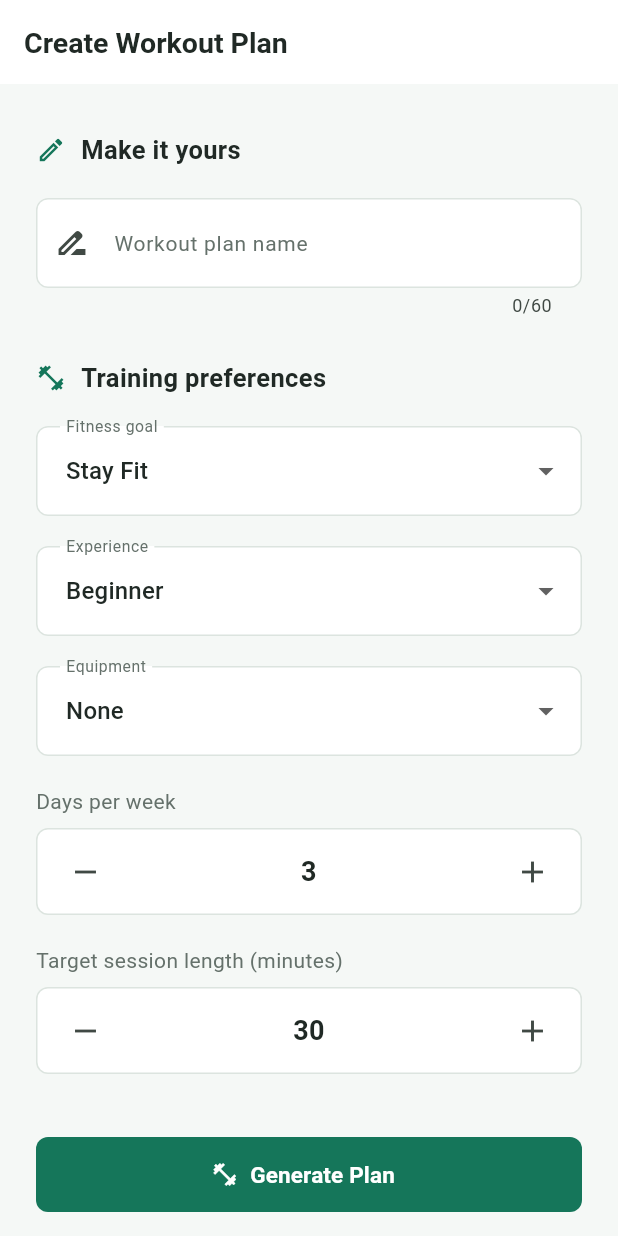
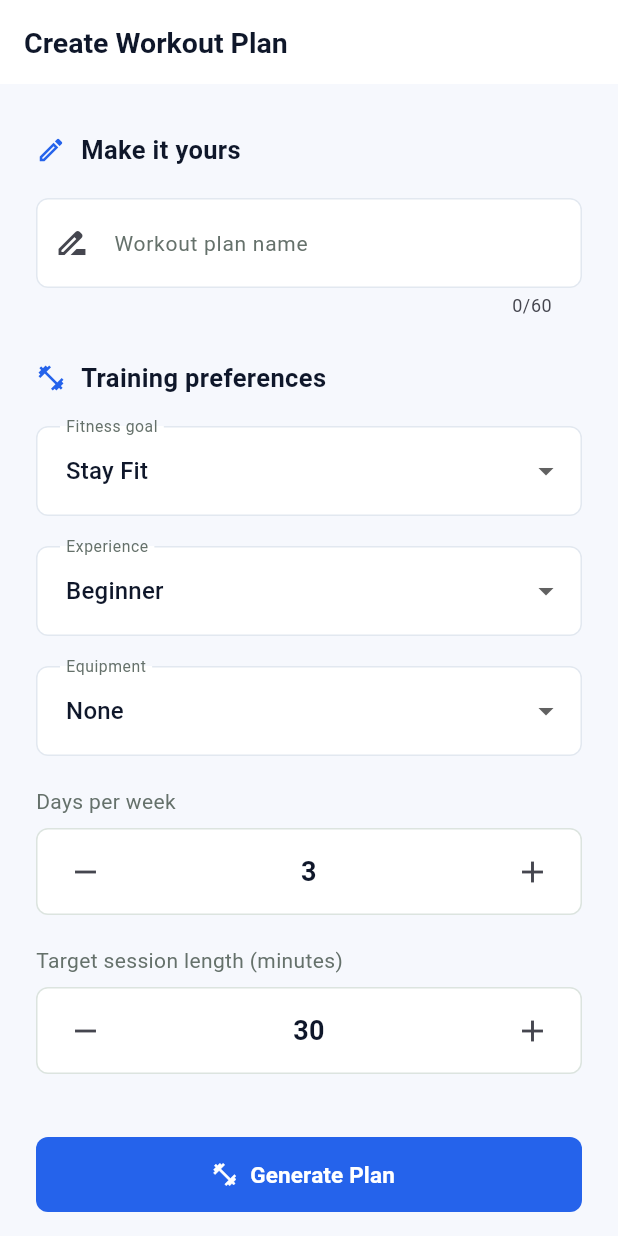
Before and after one commit to umeshanethmi/FitStart-Mobile-App, a Flutter app: the CreateAiPlanScreen widget shown alone on an empty page, opened directly, on a phone screen of 412 x 824 dp. Run offline on Flutter 3.47's test engine with Material 3 defaults, Android fonts, the light colour scheme and no system bars; our stand-ins replace cloud_firestore, firebase_auth, firebase_core, flutter_local_notifications, google_sign_in, timezone; missing offline and left inert: dart:js_interop; accounts and stored records are empty; network calls fail.

Commit message:
Add main navigation and refresh workout planning UI

```diff
--- a/lib/screens/ai_workout_plan_screen.dart
+++ b/lib/screens/ai_workout_plan_screen.dart
@@ -83,6 +83,7 @@ class _AiWorkoutPlanScreenState extends State<AiWorkoutPlanScreen> {
   Widget build(BuildContext context) {
     return WorkoutPage(
       title: 'My Workout Plans',
+      planningStyle: true,
       actions: [
         IconButton(
           tooltip: 'Create Workout Plan',
@@ -211,7 +212,7 @@ class WorkoutPlanDetails extends StatelessWidget {
       clipBehavior: Clip.antiAlias,
       shape: RoundedRectangleBorder(
         borderRadius: BorderRadius.circular(8),
-        side: const BorderSide(color: WorkoutPage.line),
+        side: const BorderSide(color: WorkoutPage.planningLine),
       ),
       child: ExpansionTile(
         shape: const Border(),
@@ -266,7 +267,7 @@ class WorkoutPlanDetails extends StatelessWidget {
                     Text(
                       '${preferences['goal']}',
                       style: const TextStyle(
-                        color: WorkoutPage.green,
+                        color: WorkoutPage.blue,
                         fontWeight: FontWeight.w600,
                       ),
                     ),
--- a/lib/screens/create_ai_plan_screen.dart
+++ b/lib/screens/create_ai_plan_screen.dart
@@ -111,6 +111,7 @@ class _CreateAiPlanScreenState extends State<CreateAiPlanScreen> {
     final plan = _savedPlan;
     return WorkoutPage(
       title: 'Create Workout Plan',
+      planningStyle: true,
       bottomBar: SafeArea(
         top: false,
         child: Padding(
@@ -235,11 +236,13 @@ class _CreateAiPlanScreenState extends State<CreateAiPlanScreen> {
                   ),
                   const SizedBox(height: 12),
                   OutlinedButton.icon(
-                    onPressed: () => Navigator.of(context).push(
-                      MaterialPageRoute(
-                        builder: (_) => const AiWorkoutPlanScreen(),
-                      ),
-                    ),
+                    onPressed: () {
+                      Navigator.of(context).push(
+                        MaterialPageRoute(
+                          builder: (_) => const AiWorkoutPlanScreen(),
+                        ),
+                      );
+                    },
                     icon: const Icon(Icons.list_alt_outlined),
                     label: const Text('My Workout Plans'),
                   ),
--- a/lib/screens/login_screen.dart
+++ b/lib/screens/login_screen.dart
@@ -2,7 +2,7 @@ import 'package:flutter/material.dart';
 import 'package:firebase_auth/firebase_auth.dart';
 import 'package:fitstart_mobile_app/services/auth_service.dart';
 import 'package:fitstart_mobile_app/services/database_service.dart';
-import 'package:fitstart_mobile_app/screens/home_screen.dart';
+import 'package:fitstart_mobile_app/screens/main_navigation_screen.dart';
 import 'package:fitstart_mobile_app/screens/register_screen.dart';
 import 'package:fitstart_mobile_app/screens/trainer_dashboard_screen.dart';
 import 'package:fitstart_mobile_app/screens/therapist_dashboard_screen.dart';
@@ -293,7 +293,7 @@ class _LoginScreenState extends State<LoginScreen> {
 
     if (mounted) {
       Navigator.of(context).pushAndRemoveUntil(
-        MaterialPageRoute(builder: (context) => const HomeScreen()),
+        MaterialPageRoute(builder: (context) => const MainNavigationScreen()),
         (route) => false,
       );
     }
--- a/lib/screens/physical_profile_screen.dart
+++ b/lib/screens/physical_profile_screen.dart
@@ -1,5 +1,5 @@
 import 'package:flutter/material.dart';
-import 'package:fitstart_mobile_app/screens/home_screen.dart';
+import 'package:fitstart_mobile_app/screens/main_navigation_screen.dart';
 import 'package:fitstart_mobile_app/services/database_service.dart';
 import 'package:fitstart_mobile_app/services/auth_service.dart';
 
@@ -72,7 +72,7 @@ class _PhysicalProfileScreenState extends State<PhysicalProfileScreen> {
 
         if (mounted) {
           Navigator.of(context).pushAndRemoveUntil(
-            MaterialPageRoute(builder: (context) => const HomeScreen()),
+            MaterialPageRoute(builder: (context) => const MainNavigationScreen()),
             (route) => false,
           );
         }
--- a/lib/widgets/delete_workout_plan_dialog.dart
+++ b/lib/widgets/delete_workout_plan_dialog.dart
@@ -50,7 +50,7 @@ class _DeleteWorkoutPlanDialogState extends State<DeleteWorkoutPlanDialog> {
   @override
   Widget build(BuildContext context) {
     return Theme(
-      data: WorkoutPage.theme(context),
+      data: WorkoutPage.theme(context, planningStyle: true),
       child: PopScope(
         canPop: !_deleting,
         child: AlertDialog(
--- a/lib/widgets/edit_plan_exercise_dialog.dart
+++ b/lib/widgets/edit_plan_exercise_dialog.dart
@@ -98,7 +98,7 @@ class _EditPlanExerciseDialogState extends State<EditPlanExerciseDialog> {
   @override
   Widget build(BuildContext context) {
     return Theme(
-      data: WorkoutPage.theme(context),
+      data: WorkoutPage.theme(context, planningStyle: true),
       child: PopScope(
         canPop: !_saving,
         child: AlertDialog(
--- a/lib/widgets/workout_page.dart
+++ b/lib/widgets/workout_page.dart
@@ -5,6 +5,8 @@ class WorkoutPage extends StatelessWidget {
   final Widget body;
   final List<Widget>? actions;
   final Widget? bottomBar;
+  final PreferredSizeWidget? appBar;
+  final bool planningStyle;
 
   const WorkoutPage({
     super.key,
@@ -12,56 +14,69 @@ class WorkoutPage extends StatelessWidget {
     required this.body,
     this.actions,
     this.bottomBar,
+    this.appBar,
+    this.planningStyle = false,
   });
 
   static const ink = Color(0xFF202925);
   static const green = Color(0xFF15765A);
   static const muted = Color(0xFF65716B);
   static const line = Color(0xFFDCE4DF);
+  static const blue = Color(0xFF2563EB);
+  static const planningLine = Color(0xFFE2E8F0);
+  static const amber = Color(0xFFB45309);
 
-  static ThemeData theme(BuildContext context) {
+  static ThemeData theme(BuildContext context, {bool planningStyle = false}) {
     final base = Theme.of(context);
+    final primary = planningStyle ? blue : green;
+    final foreground = planningStyle ? const Color(0xFF0F172A) : ink;
+    final border = planningStyle ? planningLine : line;
     const shape = RoundedRectangleBorder(
       borderRadius: BorderRadius.all(Radius.circular(8)),
     );
     return base.copyWith(
       colorScheme: ColorScheme.fromSeed(
-        seedColor: green,
-        primary: green,
-        secondary: const Color(0xFFB94E3A),
+        seedColor: primary,
+        primary: primary,
+        secondary: planningStyle ? amber : const Color(0xFFB94E3A),
         surface: Colors.white,
-        onSurface: ink,
+        onSurface: foreground,
       ),
-      scaffoldBackgroundColor: const Color(0xFFF5F8F6),
-      textTheme: base.textTheme.apply(bodyColor: ink, displayColor: ink),
+      scaffoldBackgroundColor: planningStyle
+          ? const Color(0xFFF6F8FD)
+          : const Color(0xFFF5F8F6),
+      textTheme: base.textTheme.apply(
+        bodyColor: foreground,
+        displayColor: foreground,
+      ),
       appBarTheme: AppBarTheme(
         backgroundColor: Colors.white,
-        foregroundColor: ink,
+        foregroundColor: foreground,
         surfaceTintColor: Colors.transparent,
         elevation: 0,
         centerTitle: false,
         titleTextStyle: base.textTheme.titleLarge?.copyWith(
-          color: ink,
+          color: foreground,
           fontSize: 19,
           fontWeight: FontWeight.w700,
         ),
       ),
-      dividerTheme: const DividerThemeData(color: line, thickness: 1),
-      inputDecorationTheme: const InputDecorationTheme(
+      dividerTheme: DividerThemeData(color: border, thickness: 1),
+      inputDecorationTheme: InputDecorationTheme(
         filled: true,
         fillColor: Colors.white,
         contentPadding: EdgeInsets.symmetric(horizontal: 16, vertical: 18),
         border: OutlineInputBorder(
           borderRadius: BorderRadius.all(Radius.circular(8)),
-          borderSide: BorderSide(color: line),
+          borderSide: BorderSide(color: border),
         ),
         enabledBorder: OutlineInputBorder(
           borderRadius: BorderRadius.all(Radius.circular(8)),
-          borderSide: BorderSide(color: line),
+          borderSide: BorderSide(color: border),
         ),
         focusedBorder: OutlineInputBorder(
           borderRadius: BorderRadius.all(Radius.circular(8)),
-          borderSide: BorderSide(color: green, width: 2),
+          borderSide: BorderSide(color: primary, width: 2),
         ),
         labelStyle: TextStyle(color: muted, fontSize: 14),
       ),
@@ -78,7 +93,7 @@ class WorkoutPage extends StatelessWidget {
       outlinedButtonTheme: OutlinedButtonThemeData(
         style: OutlinedButton.styleFrom(
           minimumSize: const Size(0, 48),
-          side: const BorderSide(color: line),
+          side: BorderSide(color: border),
           shape: shape,
         ),
       ),
@@ -87,7 +102,7 @@ class WorkoutPage extends StatelessWidget {
         surfaceTintColor: Colors.transparent,
         shape: shape,
         titleTextStyle: base.textTheme.titleLarge?.copyWith(
-          color: ink,
+          color: foreground,
           fontSize: 22,
           fontWeight: FontWeight.w700,
         ),
@@ -97,9 +112,9 @@ class WorkoutPage extends StatelessWidget {
 
   @override
   Widget build(BuildContext context) => Theme(
-    data: theme(context),
+    data: theme(context, planningStyle: planningStyle),
     child: Scaffold(
-      appBar: AppBar(title: Text(title), actions: actions),
+      appBar: appBar ?? AppBar(title: Text(title), actions: actions),
       body: body,
       bottomNavigationBar: bottomBar,
     ),
@@ -116,7 +131,7 @@ class WorkoutSectionHeading extends StatelessWidget {
     padding: const EdgeInsets.only(top: 8, bottom: 20),
     child: Row(
       children: [
-        Icon(icon, size: 20, color: WorkoutPage.green),
+        Icon(icon, size: 20, color: Theme.of(context).colorScheme.primary),
         const SizedBox(width: 10),
         Expanded(
           child: Text(
--- a/lib/widgets/workout_reminder_dialog.dart
+++ b/lib/widgets/workout_reminder_dialog.dart
@@ -58,7 +58,7 @@ class _WorkoutReminderDialogState extends State<WorkoutReminderDialog> {
   @override
   Widget build(BuildContext context) {
     return Theme(
-      data: WorkoutPage.theme(context),
+      data: WorkoutPage.theme(context, planningStyle: true),
       child: PopScope(
         canPop: !_saving,
         child: AlertDialog(
```
Also changed, not shown: lib/screens/home_screen.dart (+56 -2 lines), lib/screens/main_navigation_screen.dart (added, +149 -0 lines), lib/screens/reminders_screen.dart (+19 -7 lines), lib/screens/workout_schedule_screen.dart (+7 -5 lines), lib/screens/workout_summary_screen.dart (+5 -3 lines), lib/widgets/schedule_workout_dialog.dart (+9 -1 lines), lib/widgets/workout_navigation_scope.dart (added, +24 -0 lines), 2 other files.
